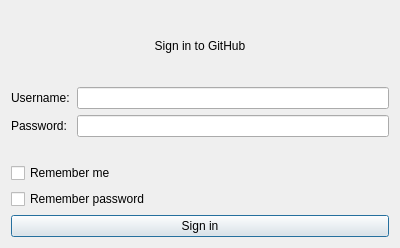
The window that forms/dlg_github_login.ui (ColinDuquesnoy/QCrash) describes before a commit, drawn with Qt 5.
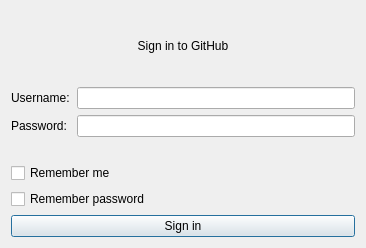
The same window after the commit. Icons and pictures are not drawn.

Commit message: GitHub login: adjust size and set a minimum width

What changed in the file:
```diff
--- a/forms/dlg_github_login.ui
+++ b/forms/dlg_github_login.ui
@@ -6,10 +6,16 @@
    <rect>
     <x>0</x>
     <y>0</y>
-    <width>400</width>
+    <width>366</width>
     <height>248</height>
    </rect>
   </property>
+  <property name="minimumSize">
+   <size>
+    <width>350</width>
+    <height>0</height>
+   </size>
+  </property>
   <property name="windowTitle">
    <string>Sign in to github</string>
   </property>
```
The commit also changes 2 other files.
